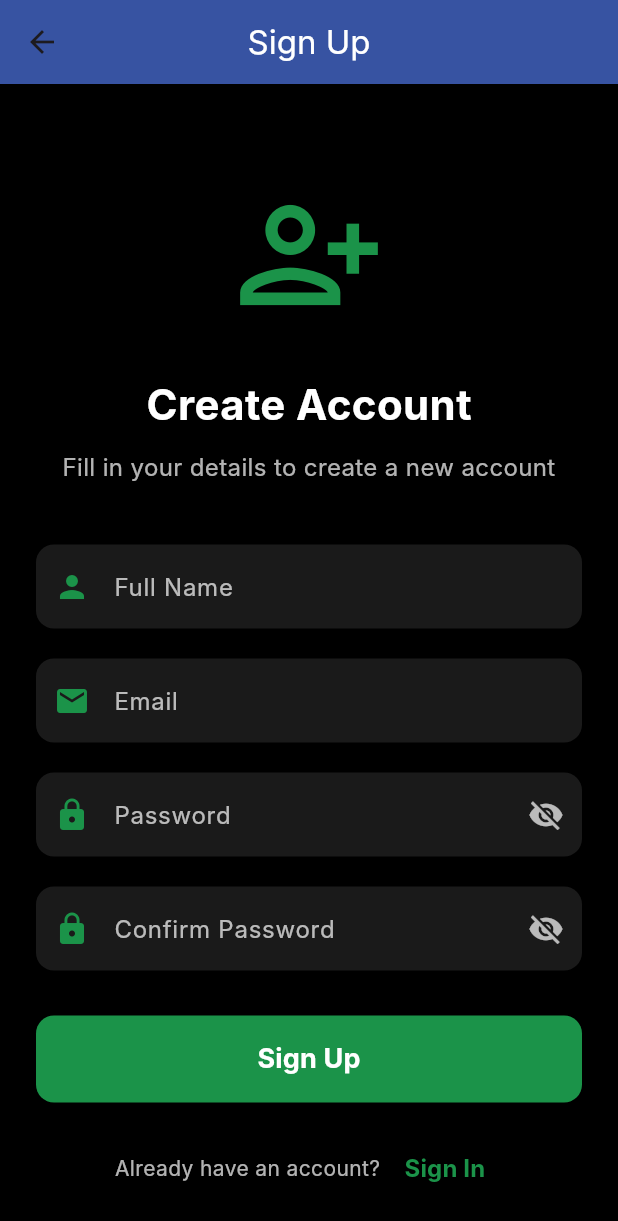
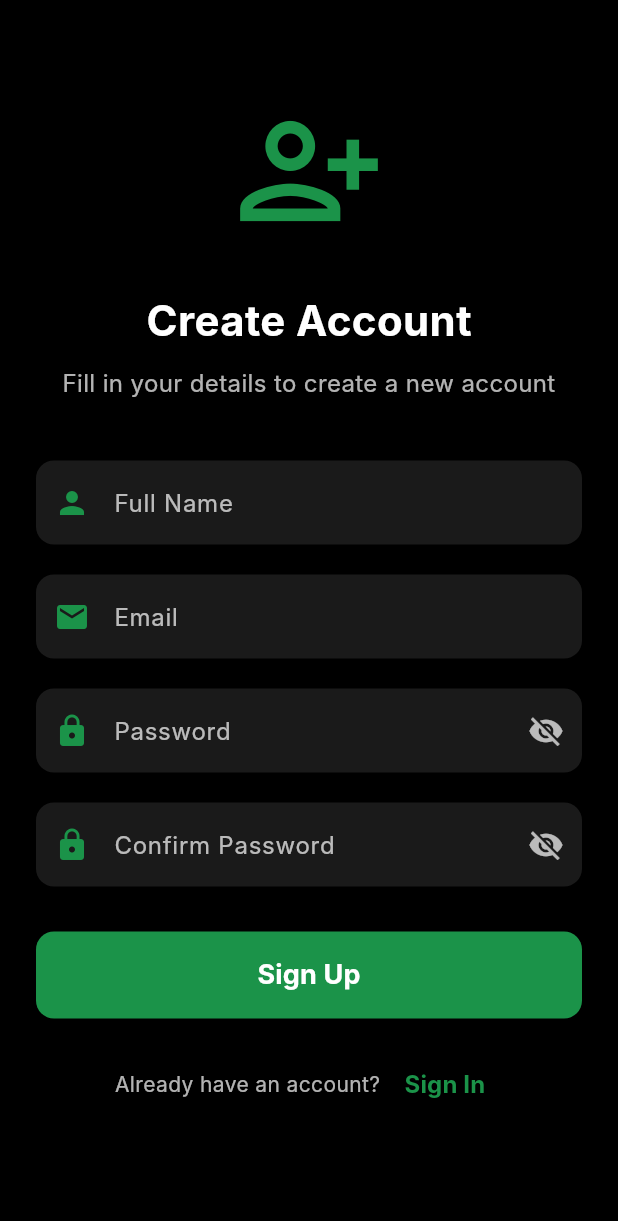
Before and after one commit to iman4160/app, a Flutter app: the screen it shows after launch, after a tap on "Sign Up", on a phone screen of 412 x 824 dp. Shown: the top 1221 px of the screen. Run offline on Flutter 3.47's test engine with Material 3 defaults, Android fonts, the phone set to English and light mode, and no system bars; Roboto replaces fonts that are missing (Inter).

Commit message:
first commit

```diff
--- a/lib/main.dart
+++ b/lib/main.dart
@@ -23,6 +23,8 @@ class MyApp extends StatelessWidget {
     return MaterialApp(
       // title: A one-line description of the app for the device's task switcher.
       title: 'Flutter Sign In Demo',
+      // Set this to false to remove the debug banner from the top right corner
+      debugShowCheckedModeBanner: false,
 
       // theme: Defines the visual properties of the Material Design widgets
       // in your app. Here, we set the primary color and visual density.
--- a/lib/sign_in_page.dart
+++ b/lib/sign_in_page.dart
@@ -78,15 +78,7 @@ class _SignInPageState extends State<SignInPage> {
     final bool isSignInButtonEnabled = _isEmailValid && _isPasswordNotEmpty;
 
     return Scaffold(
-      appBar: AppBar(
-        title: Text(
-          'Sign In',
-          style: TextStyle(color: textColor),
-        ),
-        backgroundColor: accentBlue,
-        centerTitle: true,
-        elevation: 0,
-      ),
+      // The AppBar has been removed from here
       backgroundColor: Colors.black,
 
       body: SingleChildScrollView(
--- a/lib/sign_up_page.dart
+++ b/lib/sign_up_page.dart
@@ -13,8 +13,8 @@ class _SignUpPageState extends State<SignUpPage> {
   bool _confirmPasswordVisible = false;
 
   // Define the custom colors, consistent with the other pages
-  final Color primaryGreen = Color(0xFF1b9349);
-  final Color accentBlue = Color(0xFF3753a2);
+  final Color primaryGreen = const Color(0xFF1b9349);
+  final Color accentBlue = const Color(0xFF3753a2);
   final Color textColor = Colors.white;
   final Color hintColor = Colors.white70;
   final Color inputFillColor = Colors.white.withOpacity(0.1);
@@ -30,21 +30,13 @@ class _SignUpPageState extends State<SignUpPage> {
   Widget build(BuildContext context) {
     return Scaffold(
       backgroundColor: Colors.black, // Dark background
-      appBar: AppBar(
-        title: Text(
-          'Sign Up',
-          style: TextStyle(color: textColor),
-        ),
-        backgroundColor: accentBlue, // Accent blue for app bar
-        centerTitle: true,
-        elevation: 0,
-      ),
+      // The AppBar has been removed from here
       body: SingleChildScrollView(
         padding: const EdgeInsets.all(24.0),
         child: Column(
           mainAxisAlignment: MainAxisAlignment.center,
           children: <Widget>[
-            const SizedBox(height: 40),
+            const SizedBox(height: 40), // Add space at the top since AppBar is removed
 
             // App Icon or Logo
             Icon(
```
